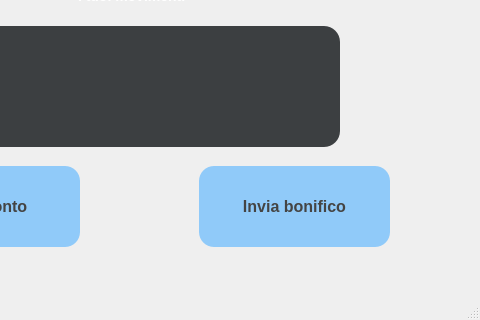
Above: MainWindow.ui from AndreaDiPietro0/BankAccount_DiPietro before the change; both pictures show x 191 to 671 and y 364 to 684 of the 671 by 684 pixel window. Below: the same form after it.
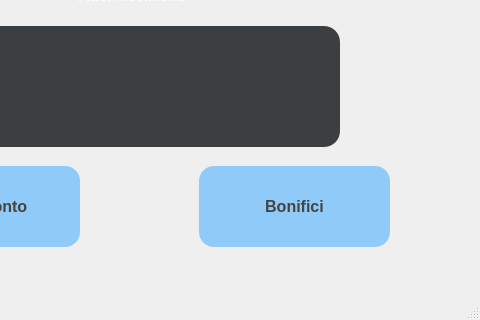
That is the form after the change.

```diff
--- a/MainWindow.ui
+++ b/MainWindow.ui
@@ -192,7 +192,7 @@
 }</string>
     </property>
     <property name="text">
-     <string>Invia bonifico</string>
+     <string>Bonifici</string>
     </property>
    </widget>
    <widget class="QListWidget" name="listTransactions">
```
